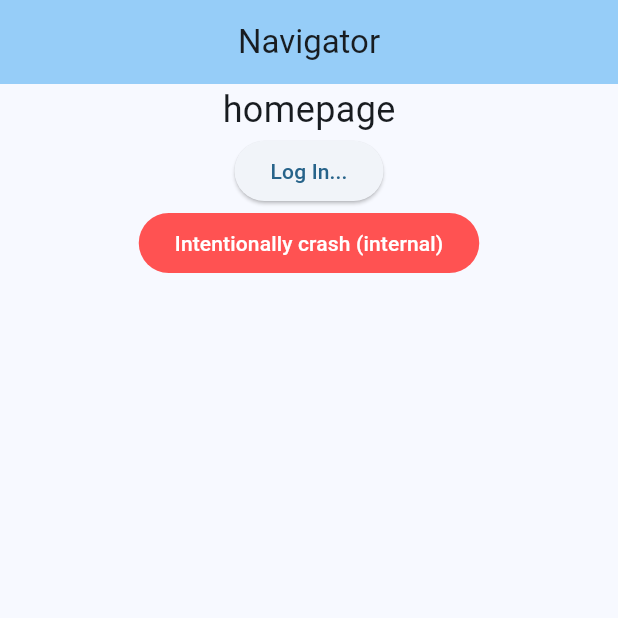
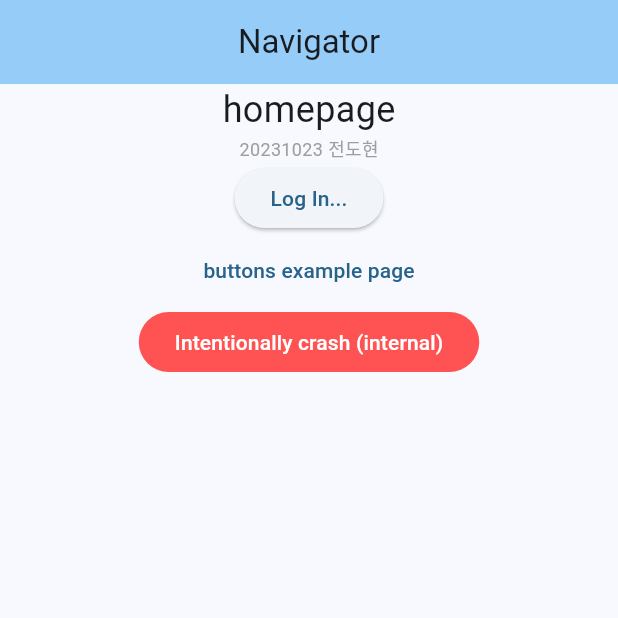
Before and after one commit to HotoRas/flutter_appprogram, a Flutter app: the screen it shows after launch, on a phone screen of 412 x 824 dp, the top half of it. Run offline on Flutter 3.47's test engine with Material 3 defaults, Android fonts, the phone set to English and light mode, and no system bars; our stand-ins replace audioplayers, lottie.

Commit message:
wk08 fix 2

```diff
--- a/lib/basicnavigator.dart
+++ b/lib/basicnavigator.dart
@@ -2,7 +2,7 @@ import 'package:flutter/material.dart';
 
 import 'testlogin.dart';
 
-// import 'buttons.dart';
+import 'buttons.dart';
 
 class MyHomepage extends StatelessWidget {
   const new({super.key});
@@ -15,18 +15,25 @@ class MyHomepage extends StatelessWidget {
         child: Column(
           children: [
             Text('homepage', style: TextStyle(fontSize: 24)),
+            Text('20231023 전도현', style: TextStyle(fontSize: 12, color: Colors.grey)),
+            Center(
+              child: Column(
+                children: [
                   ElevatedButton(
                     onPressed: () => Navigator.push(context, MaterialPageRoute(builder: (context) => LoginTemplate())),
                     child: Text('Log In...'),
                   ),
-            // TextButton(
-            //   onPressed: () => Navigator.push(context, MaterialPageRoute(builder: (c) => ButtonsExample())),
-            //   child: Text('buttons example page'),
-            // ),
+                  TextButton(
+                    onPressed: () => Navigator.push(context, MaterialPageRoute(builder: (c) => ButtonsExample())),
+                    child: Text('buttons example page'),
+                  ),
                   FilledButton(
                     onPressed: () => Navigator.push(context, MaterialPageRoute(builder: (c) => MypageError(reason: 'You asked me to crash'))),
                     style: FilledButton.styleFrom(backgroundColor: Colors.redAccent),
                     child: Text('Intentionally crash (internal)'),
+                  ),
+                ],
+              ),
             ),
           ],
         ),
```
Lines whose indentation alone changed are shown as unchanged.
